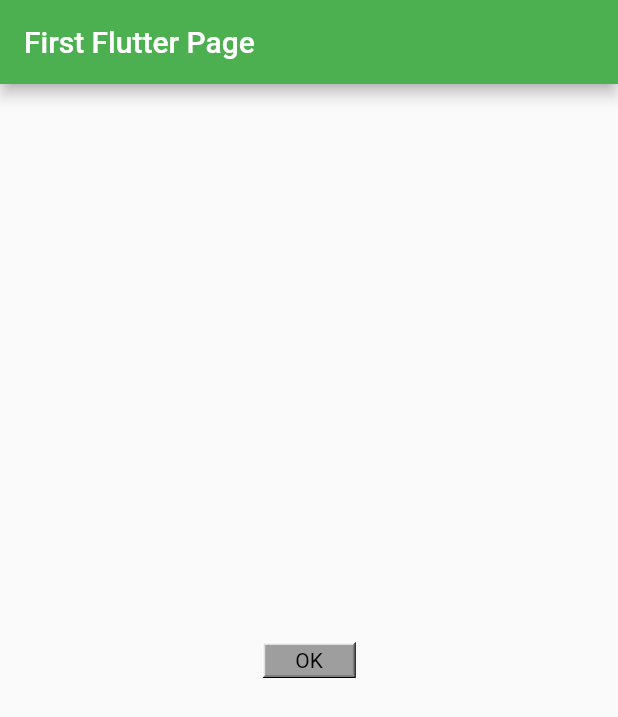
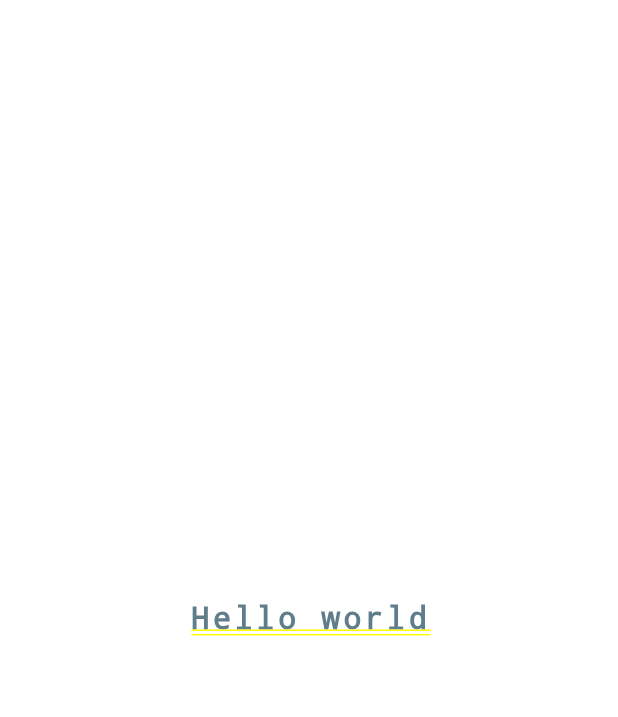
Before and after one commit to youssefchlendi/GettingStartedFlutter, a Flutter app: the screen it shows after launch, on a phone screen of 412 x 824 dp. Shown: the top 717 px of the screen. Run offline on Flutter 3.47's test engine with Material 2 defaults, Android fonts, the phone set to English and light mode, and no system bars.

Commit message:
text and style

```diff
--- a/lib/main.dart
+++ b/lib/main.dart
@@ -26,38 +26,20 @@ class MyHomePage extends StatelessWidget {
 
   @override
   Widget build(BuildContext context) {
-    return Scaffold(
-        appBar: AppBar(title: Text(this.title)), body: Center(child: MyBtn()));
+    return Container(
+        decoration: const BoxDecoration(
+          color: Colors.white,
+        ),
+        padding: const EdgeInsets.all(25),
+        child: const Center(
+            child: Text(
+          'Hello world',
+          style: TextStyle(
+            color: Colors.blueGrey,
+            letterSpacing: 2.5,
+            fontSize: 20,
+          ),
+          textDirection: TextDirection.ltr,
+        )));
   }
 }
-
-class MyBtn extends StatelessWidget {
-  const MyBtn({Key? key}) : super(key: key);
-
-  @override
-  Widget build(BuildContext context) {
-    return Container(
-      decoration: const BoxDecoration(
-          border: Border(
-        top: BorderSide(width: 1.0, color: Color(0xFFFFFFFFFF)),
-        left: BorderSide(width: 1.0, color: Color(0xFFFFFFFFFF)),
-        right: BorderSide(width: 1.0, color: Color(0xFFFF000000)),
-        bottom: BorderSide(width: 1.0, color: Color(0xFFFF000000)),
-      )),
-      child: Container(
-        padding: const EdgeInsets.symmetric(horizontal: 20.0, vertical: 2.0),
-        decoration: const BoxDecoration(
-          border: Border(
-            top: BorderSide(width: 1.0, color: Color(0xFFFFDFDFDF)),
-            left: BorderSide(width: 1.0, color: Color(0xFFFFDFDFDF)),
-            right: BorderSide(width: 1.0, color: Color(0xFFFF7F7F7F)),
-            bottom: BorderSide(width: 1.0, color: Color(0xFFFF7F7F7F)),
-          ),
-          color: Colors.grey,
-        ),
-        child: const Text('OK',
-            textAlign: TextAlign.center, style: TextStyle(color: Colors.black)),
-      ),
-    );
-  }
-}
```
